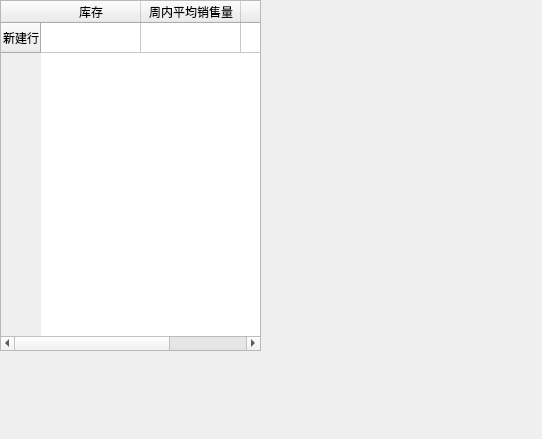
This is inventory.ui in chen03-1/qt-shopping as Qt 5 draws it before an edit. The edited form follows.
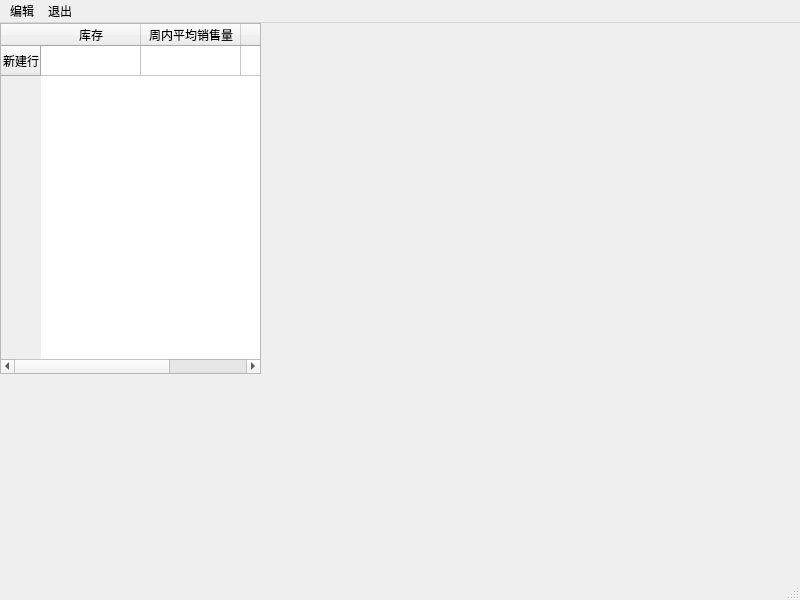
This is the edited form.

```diff
--- a/inventory.ui
+++ b/inventory.ui
@@ -1,18 +1,19 @@
 <?xml version="1.0" encoding="UTF-8"?>
 <ui version="4.0">
  <class>inventory</class>
- <widget class="QWidget" name="inventory">
+ <widget class="QMainWindow" name="inventory">
   <property name="geometry">
    <rect>
     <x>0</x>
     <y>0</y>
-    <width>542</width>
-    <height>439</height>
+    <width>800</width>
+    <height>600</height>
    </rect>
   </property>
   <property name="windowTitle">
    <string>Form</string>
   </property>
+  <widget class="QWidget" name="centralwidget">
   <widget class="QTableWidget" name="tableWidget">
    <property name="geometry">
     <rect>
@@ -43,6 +44,48 @@
     </property>
    </column>
   </widget>
+  </widget>
+  <widget class="QMenuBar" name="menubar">
+   <property name="geometry">
+    <rect>
+     <x>0</x>
+     <y>0</y>
+     <width>800</width>
+     <height>18</height>
+    </rect>
+   </property>
+   <widget class="QMenu" name="menu">
+    <property name="title">
+     <string>编辑</string>
+    </property>
+    <addaction name="actionexit"/>
+   </widget>
+   <widget class="QMenu" name="exit_menu">
+    <property name="title">
+     <string>退出</string>
+    </property>
+    <addaction name="actionexit_2"/>
+   </widget>
+   <addaction name="menu"/>
+   <addaction name="exit_menu"/>
+  </widget>
+  <widget class="QStatusBar" name="statusbar"/>
+  <action name="actionexit">
+   <property name="text">
+    <string>更改库存</string>
+   </property>
+   <property name="iconText">
+    <string>更改库存</string>
+   </property>
+   <property name="toolTip">
+    <string>更改库存</string>
+   </property>
+  </action>
+  <action name="actionexit_2">
+   <property name="text">
+    <string>退出</string>
+   </property>
+  </action>
  </widget>
  <resources/>
  <connections/>
```
Left out of the diff: 2 changed lines with no effect on the pictures. Lines whose indentation alone changed are shown as unchanged.
